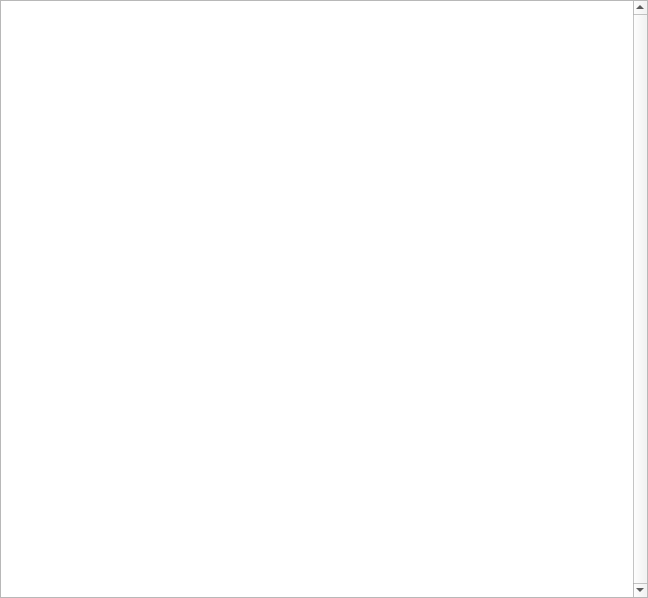
This is epyqlib/txrxview.ui in epcpower/st as Qt 5 draws it before an edit. The edited form follows.
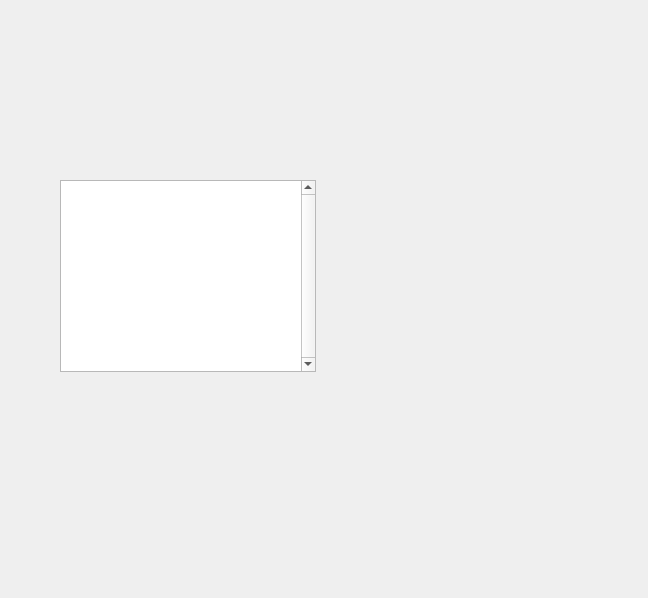
This is the edited form.

Commit message:
Refactor view searching into SearchBox widget etc
Ref T702
Ref T703

The edit to the form file:
```diff
--- a/epyqlib/txrxview.ui
+++ b/epyqlib/txrxview.ui
@@ -13,21 +13,15 @@
   <property name="windowTitle">
    <string>Form</string>
   </property>
-  <layout class="QVBoxLayout" name="verticalLayout">
-   <property name="leftMargin">
-    <number>0</number>
-   </property>
-   <property name="topMargin">
-    <number>0</number>
-   </property>
-   <property name="rightMargin">
-    <number>0</number>
-   </property>
-   <property name="bottomMargin">
-    <number>0</number>
-   </property>
-   <item>
     <widget class="QTreeView" name="tree_view">
+   <property name="geometry">
+    <rect>
+     <x>60</x>
+     <y>180</y>
+     <width>256</width>
+     <height>192</height>
+    </rect>
+   </property>
      <property name="verticalScrollBarPolicy">
       <enum>Qt::ScrollBarAlwaysOn</enum>
      </property>
@@ -38,8 +32,6 @@
       <bool>true</bool>
      </property>
     </widget>
-   </item>
-  </layout>
  </widget>
  <resources/>
  <connections/>
```
Lines whose indentation alone changed are shown as unchanged. The commit also changes 6 other files.
